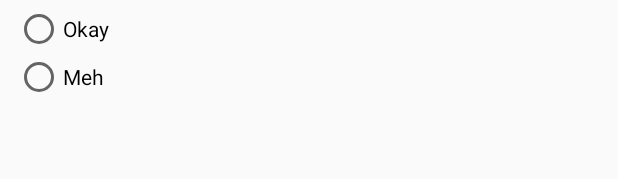
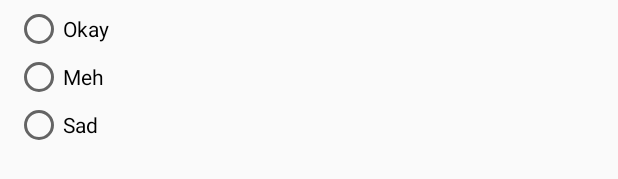
Before and after one commit to stewilondanga/LocalBusinessApp, an Android app: the layout fragment_mood_dialog.xml on its own in the app's theme, with its tools: preview values and no code run, on a phone screen of 412 x 824 dp. Shown: the part 255-434 px from the top of the screen. Run offline under Robolectric (Android 15) with nearby library versions, the phone set to English and light mode, and no system bars.

Commit message:
add app/src/res/layout/fragment_mood_dialog.xml

```diff
--- a/app/src/main/res/layout/fragment_mood_dialog.xml
+++ b/app/src/main/res/layout/fragment_mood_dialog.xml
@@ -54,7 +54,12 @@
                 android:layout_height="wrap_content"
                 android:id="@+id/radioButton4"
                 android:layout_weight="1"/>
+            <RadioButton
+                android:text="Sad"
+                android:layout_width="wrap_content"
+                android:layout_height="wrap_content"
+                android:id="@+id/radioButton5"
+                android:layout_weight="1"/>
         </RadioGroup>
     </LinearLayout>
-
 </LinearLayout>
```
